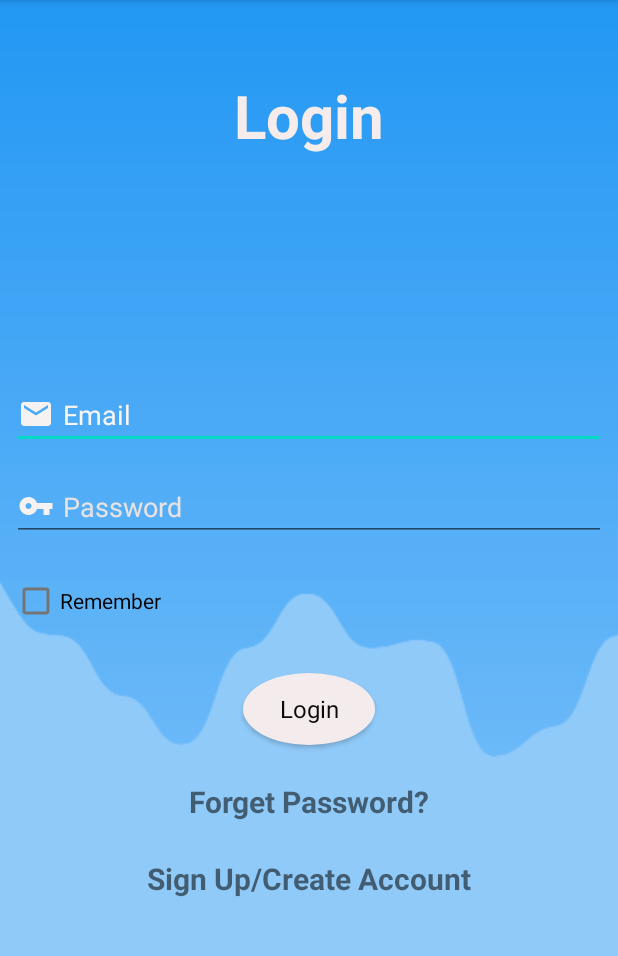
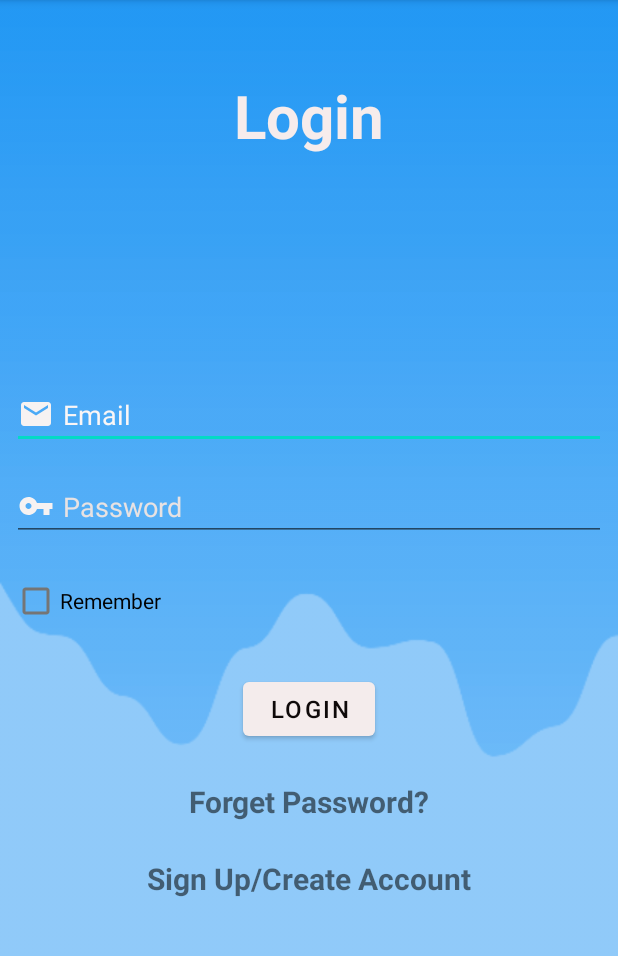
Before and after one commit to ManasSardana/Organ-Donation, an Android app: the screen it shows after launch (MainActivity), on a phone screen of 412 x 824 dp, the part 84-1040 px from its top. Run offline under Robolectric (Android 15) with nearby library versions, the phone set to English and light mode, and no system bars.

Commit message:
Changes in Login

```diff
--- a/app/src/main/res/layout/activity_main.xml
+++ b/app/src/main/res/layout/activity_main.xml
@@ -58,7 +58,6 @@
         android:layout_height="wrap_content"
         android:layout_marginTop="24dp"
         android:text="Login"
-        style="@style/Widget.Design.FloatingActionButton"
         android:textColor="#0E0909"
         android:textSize="16sp"
         app:backgroundTint="#F4ECEC"
```
